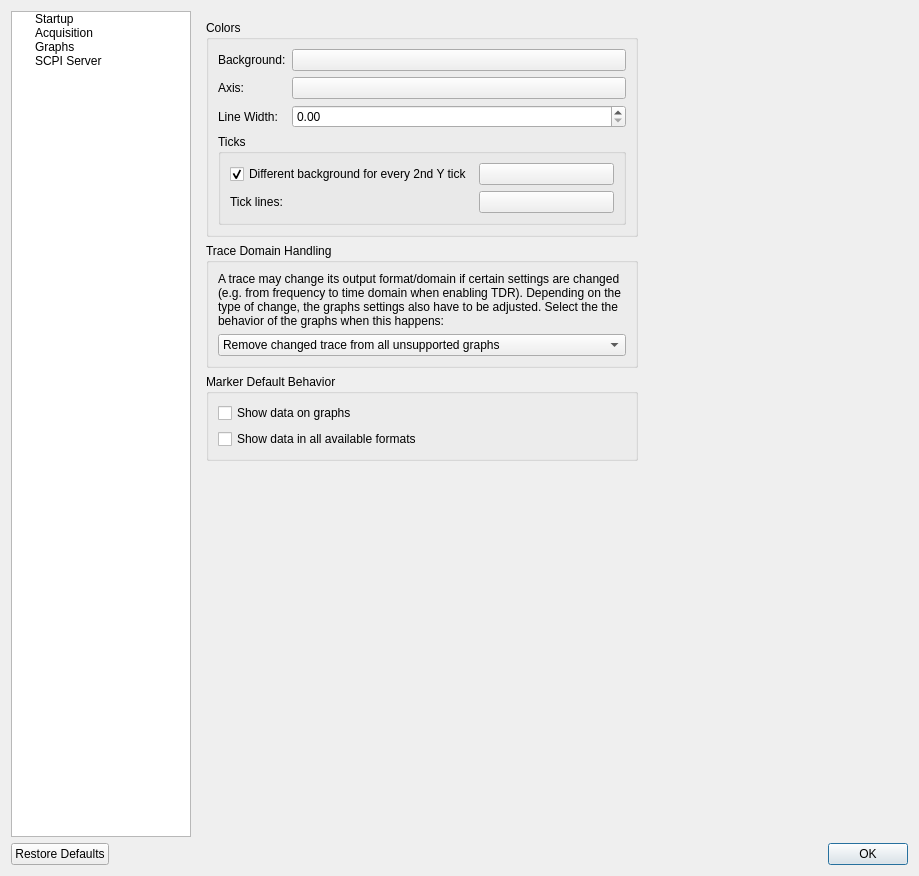
The window that Software/PC_Application/preferencesdialog.ui (jankae/LibreVNA) describes before a commit, drawn with Qt 5.
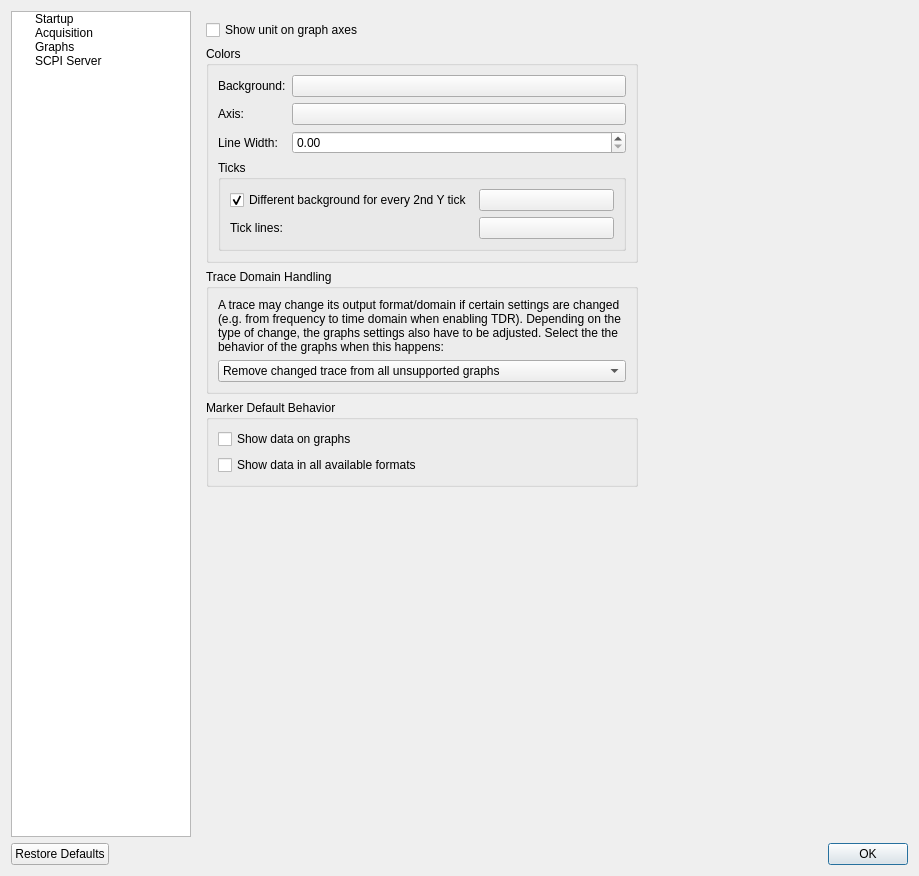
The same window after the commit. Custom widgets are drawn as their Qt base class.

Commit message: Show units on XY-Plots (optional)

Patch:
```diff
--- a/Software/PC_Application/preferencesdialog.ui
+++ b/Software/PC_Application/preferencesdialog.ui
@@ -686,6 +686,13 @@
         <layout class="QHBoxLayout" name="horizontalLayout_5">
          <item>
           <layout class="QVBoxLayout" name="verticalLayout_11">
+           <item>
+            <widget class="QCheckBox" name="GraphsShowUnit">
+             <property name="text">
+              <string>Show unit on graph axes</string>
+             </property>
+            </widget>
+           </item>
            <item>
             <widget class="QGroupBox" name="groupBox_5">
              <property name="title">
```
The commit also changes 3 other files.
